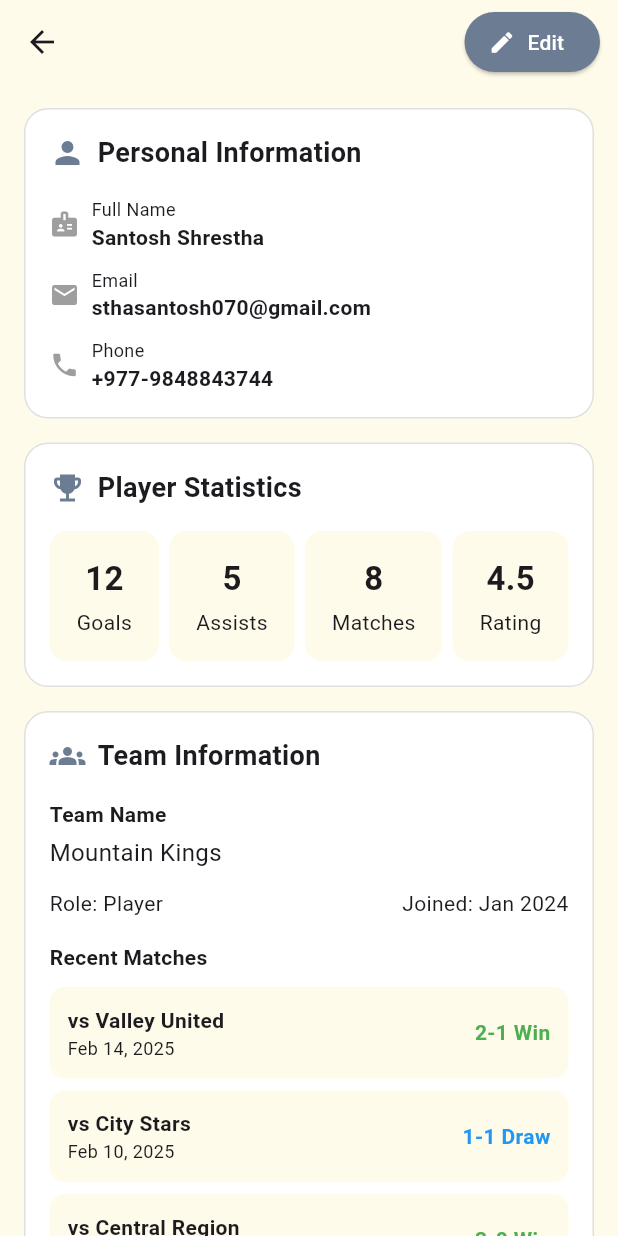
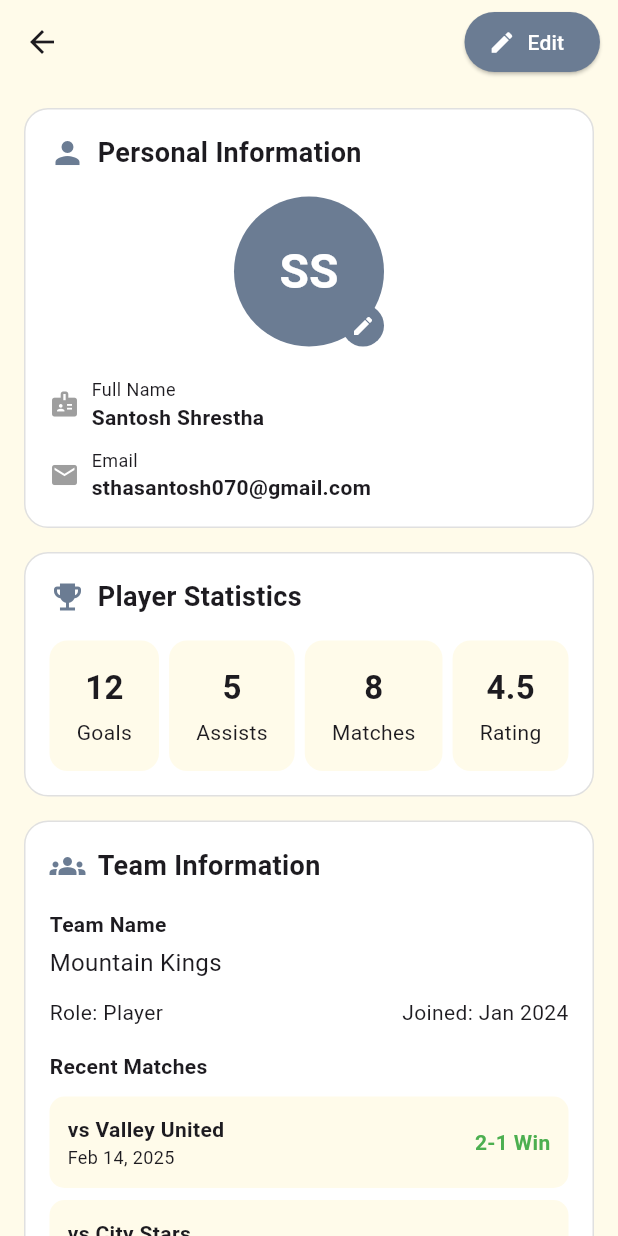
Before and after one commit to sanstha1/GoalNepal_Flutter, a Flutter app: the ProfileScreen screen opened directly, on a phone screen of 412 x 824 dp. Run offline on Flutter 3.47's test engine with Material 3 defaults, Android fonts, the phone set to English and light mode, and no system bars; our stand-ins replace connectivity_plus, dartz, dio, equatable, flutter_riverpod, flutter_secure_storage and 4 more; missing offline and left inert: dio_smart_retry; accounts and stored records are empty.

Commit message:
changes done

```diff
--- a/lib/features/dashboard/presentation/pages/profile_screen.dart
+++ b/lib/features/dashboard/presentation/pages/profile_screen.dart
@@ -7,7 +7,6 @@ class ProfileScreen extends StatelessWidget {
   Future<void> _logout(BuildContext context) async {
     final prefs = await SharedPreferences.getInstance();
     await prefs.clear();
-    // ignore: use_build_context_synchronously
     Navigator.of(context).pushNamedAndRemoveUntil('/login', (route) => false);
   }
 
@@ -113,13 +112,40 @@ class ProfileScreen extends StatelessWidget {
       title: "Personal Information",
       icon: Icons.person,
       child: Column(
-        crossAxisAlignment: CrossAxisAlignment.start,
-        children: const [
-          _infoRow("Full Name", "Santosh Shrestha", Icons.badge),
-          SizedBox(height: 10),
-          _infoRow("Email", "sthasantosh070@gmail.com", Icons.email),
-          SizedBox(height: 10),
-          _infoRow("Phone", "+977-9848843744", Icons.phone),
+        crossAxisAlignment: CrossAxisAlignment.center,
+        children: [
+          Stack(
+            children: [
+              const CircleAvatar(
+                radius: 50,
+                backgroundColor: Color(0xFF6B7C93),
+                child: Text(
+                  "SS",
+                  style: TextStyle(
+                    fontSize: 32,
+                    fontWeight: FontWeight.bold,
+                    color: Colors.white,
+                  ),
+                ),
+              ),
+              Positioned(
+                bottom: 0,
+                right: 0,
+                child: Container(
+                  padding: const EdgeInsets.all(6),
+                  decoration: const BoxDecoration(
+                    color: Color(0xFF6B7C93),
+                    shape: BoxShape.circle,
+                  ),
+                  child: const Icon(Icons.edit, size: 16, color: Colors.white),
+                ),
+              ),
+            ],
+          ),
+          const SizedBox(height: 20),
+          const _infoRow("Full Name", "Santosh Shrestha", Icons.badge),
+          const SizedBox(height: 10),
+          const _infoRow("Email", "sthasantosh070@gmail.com", Icons.email),
         ],
       ),
     );
@@ -338,7 +364,6 @@ class ProfileScreen extends StatelessWidget {
   }
 }
 
-// ignore: camel_case_types
 class _infoRow extends StatelessWidget {
   final String title;
   final String value;
--- a/pubspec.yaml
+++ b/pubspec.yaml
@@ -51,6 +51,8 @@ dependencies:
   pretty_dio_logger: ^1.4.0
   connectivity_plus: ^7.0.0
   flutter_secure_storage: ^10.0.0
+  permission_handler: ^12.0.1
+  image_picker: ^1.2.1
 
 
 dev_dependencies:
```
Also changed, not shown: lib/core/api/api_endpoints.dart (+24 -14 lines), lib/features/auth/presentation/pages/login_screen.dart (+36 -26 lines), lib/features/auth/presentation/pages/register_screen.dart (+49 -25 lines), pubspec.lock.
